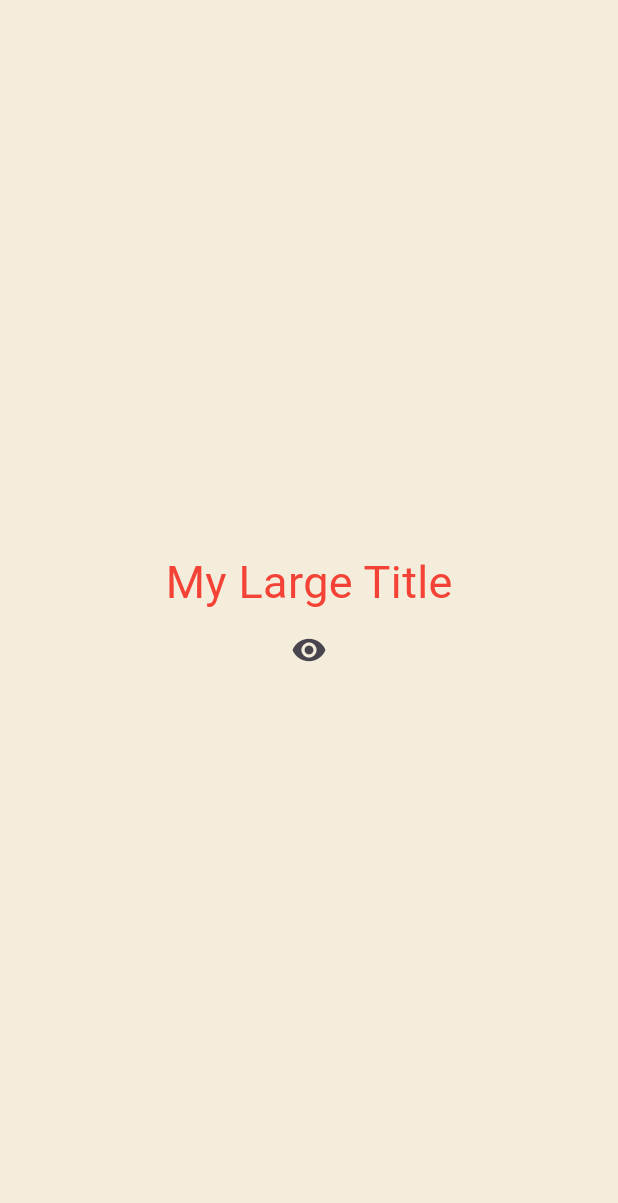
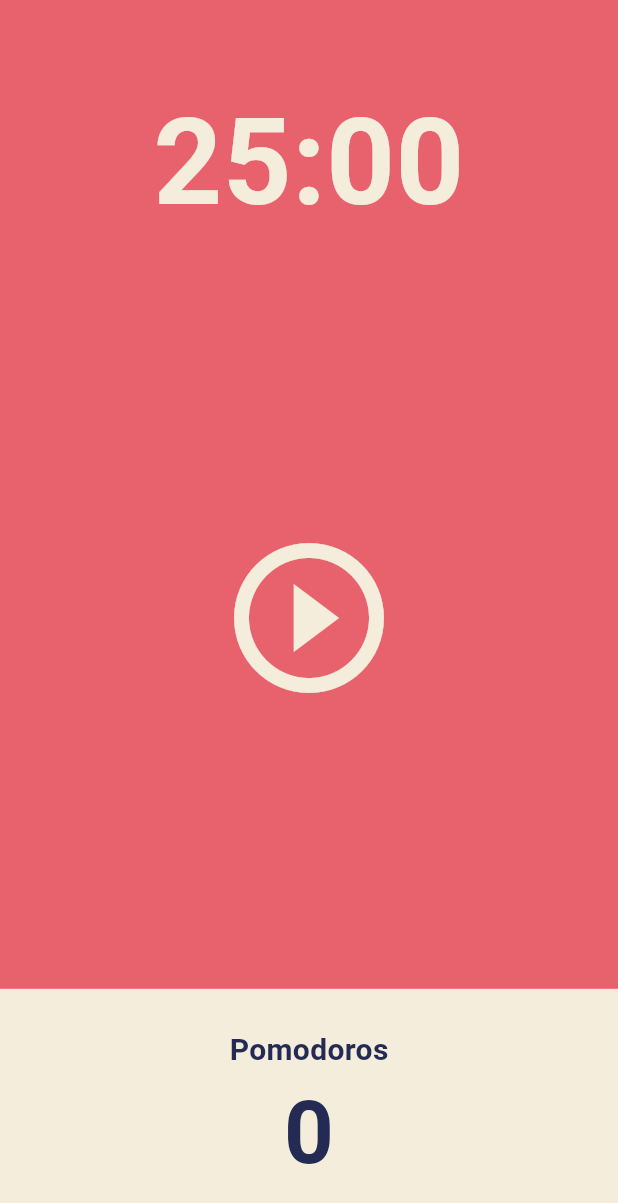
Before and after one commit to helious23/toonflix_again, a Flutter app: the screen it shows after launch, on a phone screen of 412 x 824 dp. Shown: the top 1203 px of the screen. Run offline on Flutter 3.47's test engine with Material 3 defaults, Android fonts, the phone set to English and light mode, and no system bars.

Commit message:
#5.0 User Interface

```diff
--- a/lib/main.dart
+++ b/lib/main.dart
@@ -1,90 +1,25 @@
 import 'package:flutter/material.dart';
+import 'package:toonflix/screens/home_screen.dart';
 
 void main() {
   runApp(const MyApp());
 }
 
-class MyApp extends StatefulWidget {
+class MyApp extends StatelessWidget {
   const MyApp({super.key});
-
-  @override
-  State<MyApp> createState() => _MyAppState();
-}
-
-class _MyAppState extends State<MyApp> {
-  bool showTitle = true;
-
-  void toggleTitle() {
-    setState(() {
-      showTitle = !showTitle;
-    });
-  }
 
   @override
   Widget build(BuildContext context) {
     return MaterialApp(
       theme: ThemeData(
+        scaffoldBackgroundColor: const Color(0XFFE7626C),
         textTheme: const TextTheme(
-          titleLarge: TextStyle(
-            fontSize: 30,
-            fontWeight: FontWeight.bold,
-            color: Colors.red,
-          ),
+          headlineLarge: TextStyle(color: Color(0XFF232B55)),
         ),
+        cardColor: const Color(0xFFF4EDDB),
       ),
-      home: Scaffold(
-        backgroundColor: const Color(0xFFF4EDDB),
-        body: Center(
-          child: Column(
-            mainAxisAlignment: MainAxisAlignment.center,
-            children: [
-              showTitle
-                  ? const MyLargeTitle()
-                  : const Text("Nothing to see"),
-              IconButton(
-                onPressed: toggleTitle,
-                icon: const Icon(Icons.remove_red_eye),
-              ),
-            ],
-          ),
-        ),
-      ),
+      home: const HomeScreen(),
       debugShowCheckedModeBanner: false,
     );
   }
 }
-
-class MyLargeTitle extends StatefulWidget {
-  const MyLargeTitle({super.key});
-
-  @override
-  State<MyLargeTitle> createState() => _MyLargeTitleState();
-}
-
-class _MyLargeTitleState extends State<MyLargeTitle> {
-  int counter = 0;
-
-  @override
-  void initState() {
-    super.initState();
-    print("initState");
-  }
-
-  @override
-  void dispose() {
-    super.dispose();
-    print("dispose");
-  }
-
-  @override
-  Widget build(BuildContext context) {
-    print("build");
-    return Text(
-      "My Large Title",
-      style: TextStyle(
-        fontSize: 30,
-        color: Theme.of(context).textTheme.titleLarge?.color,
-      ),
-    );
-  }
-}
--- /dev/null
+++ b/lib/screens/home_screen.dart
@@ -0,0 +1,85 @@
+import 'package:flutter/material.dart';
+
+class HomeScreen extends StatefulWidget {
+  const HomeScreen({super.key});
+
+  @override
+  State<HomeScreen> createState() => _HomeScreenState();
+}
+
+class _HomeScreenState extends State<HomeScreen> {
+  @override
+  Widget build(BuildContext context) {
+    return Scaffold(
+      backgroundColor: Theme.of(context).scaffoldBackgroundColor,
+      body: Column(
+        children: [
+          Flexible(
+            flex: 1,
+            child: Container(
+              alignment: Alignment.bottomCenter,
+              child: Text(
+                '25:00',
+                style: TextStyle(
+                  fontSize: 80,
+                  fontWeight: FontWeight.w600,
+                  color: Theme.of(context).cardColor,
+                ),
+              ),
+            ),
+          ),
+          Flexible(
+            flex: 3,
+            child: Center(
+              child: IconButton(
+                iconSize: 120,
+                color: Theme.of(context).cardColor,
+                onPressed: () {},
+                icon: const Icon(Icons.play_circle_outline),
+              ),
+            ),
+          ),
+          Flexible(
+            flex: 1,
+            child: Row(
+              children: [
+                Expanded(
+                  child: Container(
+                    decoration: BoxDecoration(
+                      color: Theme.of(context).cardColor,
+                    ),
+                    child: Column(
+                      mainAxisAlignment: MainAxisAlignment.center,
+                      children: [
+                        Text(
+                          'Pomodoros',
+                          style: TextStyle(
+                            fontSize: 20,
+                            fontWeight: FontWeight.w600,
+                            color: Theme.of(
+                              context,
+                            ).textTheme.headlineLarge?.color,
+                          ),
+                        ),
+                        Text(
+                          '0',
+                          style: TextStyle(
+                            fontSize: 58,
+                            fontWeight: FontWeight.w600,
+                            color: Theme.of(
+                              context,
+                            ).textTheme.headlineLarge?.color,
+                          ),
+                        ),
+                      ],
+                    ),
+                  ),
+                ),
+              ],
+            ),
+          ),
+        ],
+      ),
+    );
+  }
+}
```
Also changed, not shown: 1 other file.
